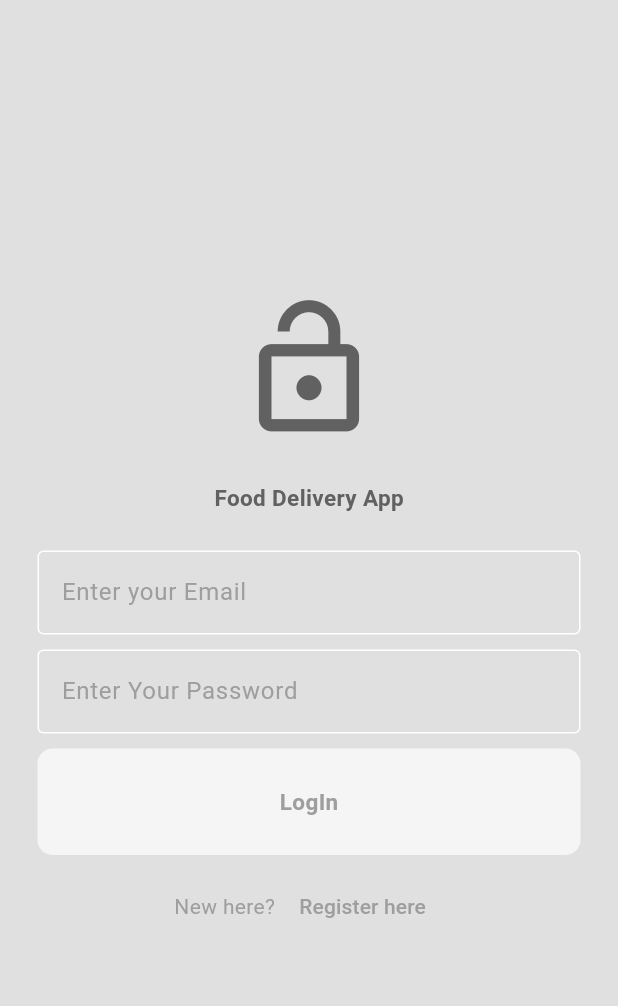
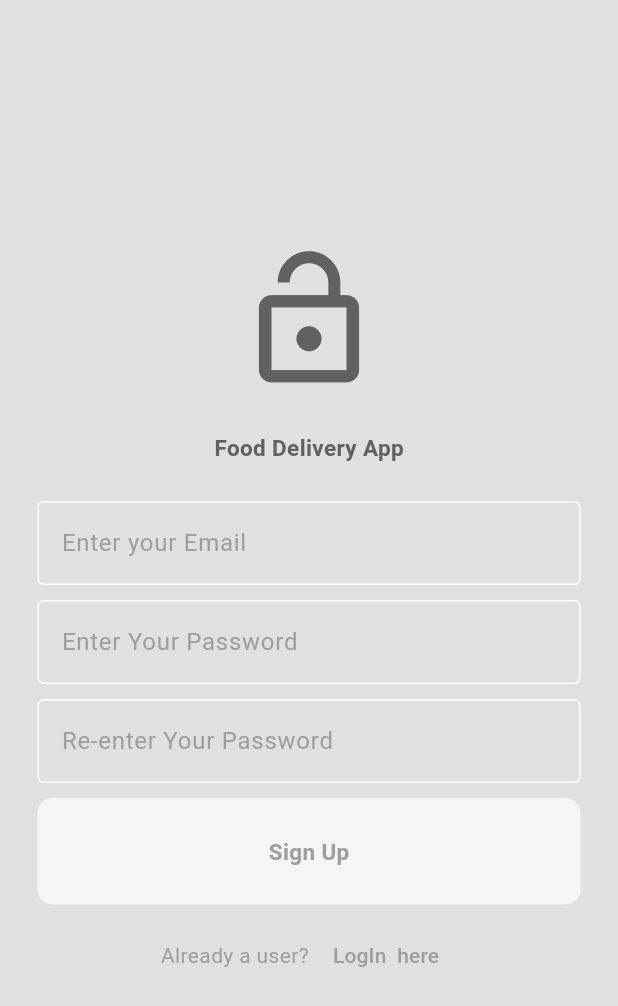
Before and after one commit to jithinbhaskar11/food_delivery_app, a Flutter app: the screen it shows after launch, after a tap on "Register here", on a phone screen of 412 x 824 dp. Shown: the top 1006 px of the screen. Run offline on Flutter 3.47's test engine with Material 3 defaults, Android fonts, the phone set to English and light mode, and no system bars.

Commit message:
login ui completed

```diff
--- /dev/null
+++ b/lib/view/home_page.dart
@@ -0,0 +1,15 @@
+import 'package:flutter/material.dart';
+
+class HomePage extends StatelessWidget {
+  const HomePage({super.key});
+
+  @override
+  Widget build(BuildContext context) {
+    return Scaffold(
+      appBar: AppBar(
+        title: Text('Home',style: TextStyle(color: Theme.of(context).colorScheme.primary),),
+        centerTitle: true,
+      ),
+    );
+  }
+}
--- a/lib/view/login_page.dart
+++ b/lib/view/login_page.dart
@@ -3,12 +3,23 @@
 import 'package:flutter/material.dart';
 import 'package:food_delivery_app/components/my_button.dart';
 import 'package:food_delivery_app/components/my_textfield.dart';
+import 'package:food_delivery_app/view/home_page.dart';
+import 'package:food_delivery_app/view/register_page.dart';
 
 class LoginPage extends StatelessWidget {
 
 
-  final emaillController=TextEditingController();
+  final emailController=TextEditingController();
   final passController=TextEditingController();
+
+
+  void login(BuildContext context){
+
+    ///validation
+    ///
+
+    Navigator.push(context, (MaterialPageRoute(builder: (context)=>HomePage())));
+  }
 
   @override
   Widget build(BuildContext context) {
@@ -33,18 +44,22 @@ class LoginPage extends StatelessWidget {
                     fontSize: 15,
                   )),
               SizedBox(height: 25,),
-              MyTextField(controller: emaillController, hintText: 'Enter your Email', obscureText: false),
+              MyTextField(controller: emailController, hintText: 'Enter your Email', obscureText: false),
               SizedBox(height: 10,),
               MyTextField(controller: passController, hintText: 'Enter Your Password', obscureText: true),
               SizedBox(height: 10,),
-              MyButton(text: 'LogIn', onTap: (){}),
+              MyButton(text: 'LogIn', onTap: (){
+                login(context);
+              }),
               SizedBox(height: 10,),
               Row(
                 mainAxisAlignment: MainAxisAlignment.center,
                 children: [
                   Text('New here?',style: TextStyle(color: Theme.of(context).colorScheme.primary),),
                   SizedBox(width: 4,),
-                  TextButton(onPressed: (){}, child:Text('Register here'))
+                  TextButton(onPressed: (){
+                    Navigator.push(context, MaterialPageRoute(builder: (context)=>RegisterPage()));
+                  }, child:Text('Register here'))
                 ],
               )
             ],
--- a/lib/view/register_page.dart
+++ b/lib/view/register_page.dart
@@ -0,0 +1,58 @@
+import 'package:flutter/material.dart';
+import 'package:food_delivery_app/view/login_page.dart';
+import '../components/my_button.dart';
+import '../components/my_textfield.dart';
+
+class RegisterPage extends StatelessWidget {
+
+  final emailController=TextEditingController();
+  final passController=TextEditingController();
+  final cPassController=TextEditingController();
+
+  @override
+  Widget build(BuildContext context) {
+    return Scaffold(
+        backgroundColor: Theme.of(context).colorScheme.background,
+        body: Center(
+          child: Column(
+            mainAxisAlignment: MainAxisAlignment.center,
+            children: [
+              Icon(
+                Icons.lock_open,
+                size: 100,
+                color: Theme.of(context).colorScheme.inversePrimary,
+              ),
+              SizedBox(
+                height: 25,
+              ),
+              Text('Food Delivery App',
+                  style: TextStyle(
+                    color: Theme.of(context).colorScheme.inversePrimary,
+                    fontWeight: FontWeight.bold,
+                    fontSize: 15,
+                  )),
+              SizedBox(height: 25,),
+              MyTextField(controller: emailController, hintText: 'Enter your Email', obscureText: false),
+              SizedBox(height: 10,),
+              MyTextField(controller: passController, hintText: 'Enter Your Password', obscureText: true),
+              SizedBox(height: 10,),
+              MyTextField(controller: cPassController, hintText: 'Re-enter Your Password', obscureText: true),
+              SizedBox(height: 10,),
+              MyButton(text: 'Sign Up', onTap: (){}),
+              SizedBox(height: 10,),
+              Row(
+                mainAxisAlignment: MainAxisAlignment.center,
+                children: [
+                  Text('Already a user?',style: TextStyle(color: Theme.of(context).colorScheme.primary),),
+                  SizedBox(width: 4,),
+                  TextButton(onPressed: (){
+                    Navigator.push(context, MaterialPageRoute(builder: (context)=>LoginPage()));
+                  }, child:Text('LogIn  here'))
+                ],
+              )
+            ],
+          ),
+        )
+    );
+  }
+}
```
